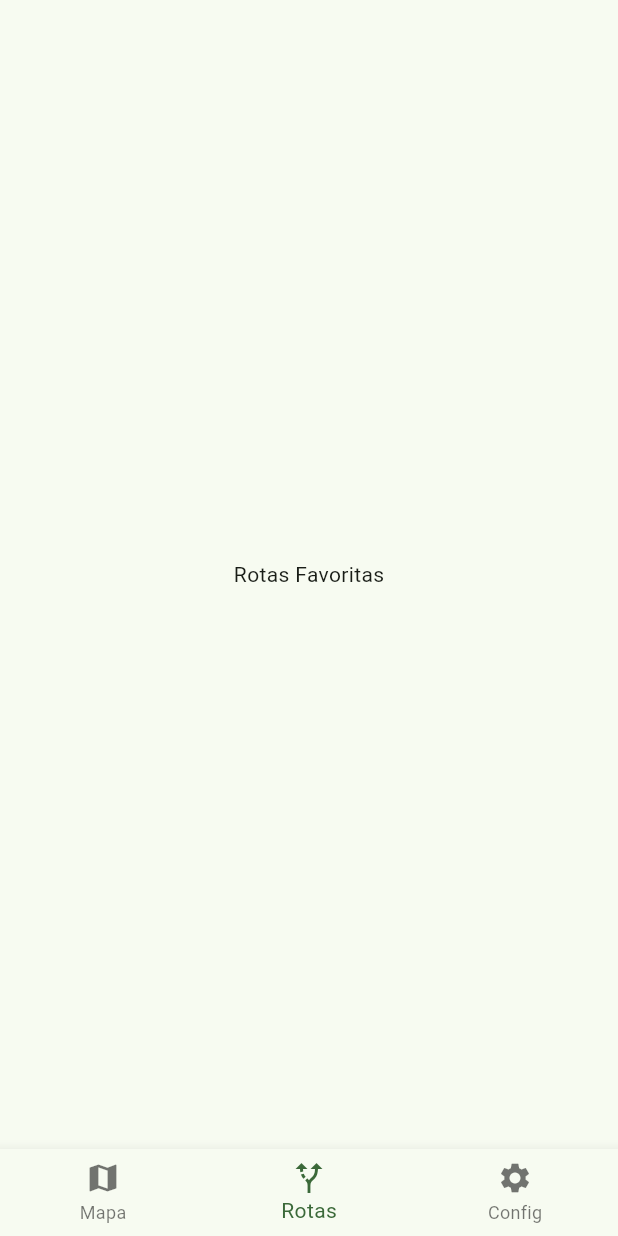
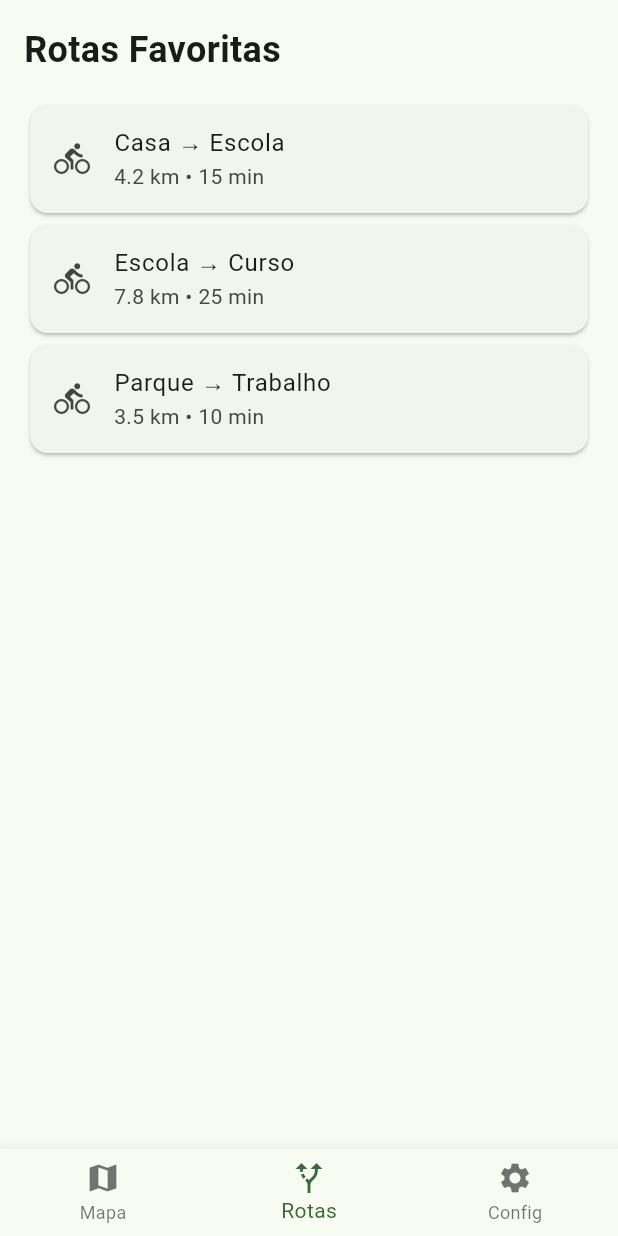
Before and after one commit to reinertbtw/CycloRoute, a Flutter app: the screen it shows after launch, item 2 of the bottom bar chosen, on a phone screen of 412 x 824 dp. Run offline on Flutter 3.47's test engine with Material 3 defaults, Android fonts, the phone set to English and light mode, and no system bars.

Commit message:
feat: add sample favorite routes list

```diff
--- a/lib/screens/routes_screen.dart
+++ b/lib/screens/routes_screen.dart
@@ -5,8 +5,42 @@ class RoutesScreen extends StatelessWidget {
 
   @override
   Widget build(BuildContext context) {
-    return const Center(
-      child: Text("Rotas Favoritas"),
+    return SafeArea(
+      child: ListView(
+        padding: const EdgeInsets.all(16),
+        children: [
+          const Text(
+            "Rotas Favoritas",
+            style: TextStyle(fontSize: 24, fontWeight: FontWeight.bold),
+          ),
+
+          const SizedBox(height: 16),
+
+          Card(
+            child: ListTile(
+              leading: const Icon(Icons.directions_bike),
+              title: const Text("Casa → Escola"),
+              subtitle: const Text("4.2 km • 15 min"),
+            ),
+          ),
+
+          Card(
+            child: ListTile(
+              leading: const Icon(Icons.directions_bike),
+              title: const Text("Escola → Curso"),
+              subtitle: const Text("7.8 km • 25 min"),
+            ),
+          ),
+
+          Card(
+            child: ListTile(
+              leading: const Icon(Icons.directions_bike),
+              title: const Text("Parque → Trabalho"),
+              subtitle: const Text("3.5 km • 10 min"),
+            ),
+          ),
+        ],
+      ),
     );
   }
 }
```
